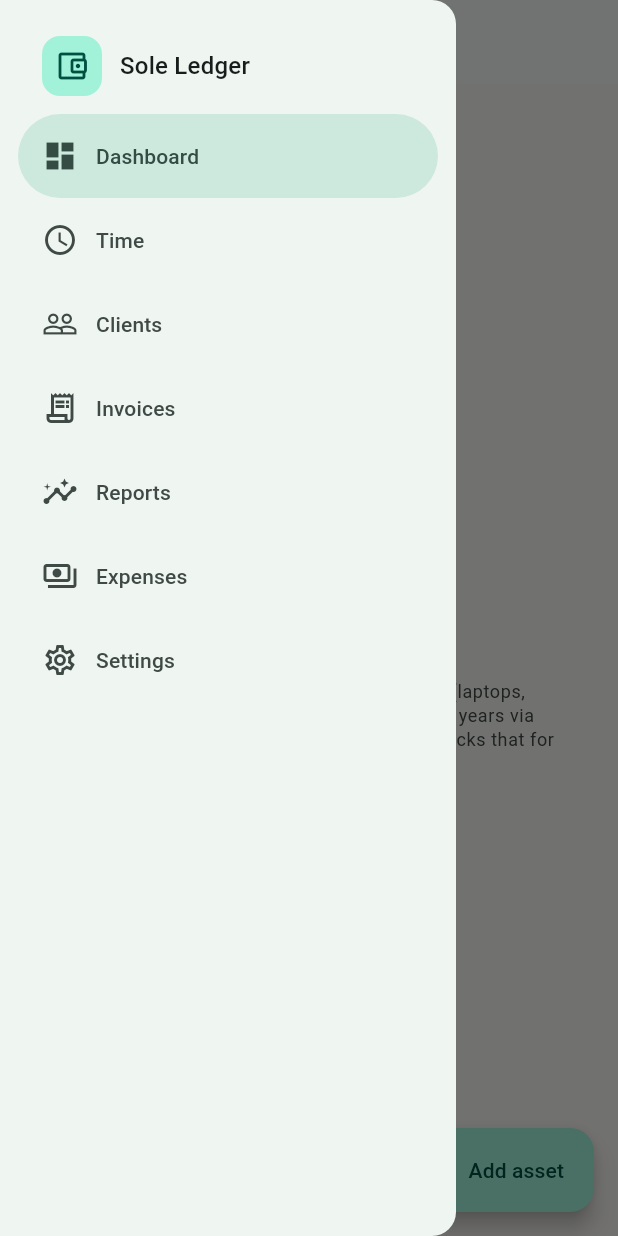
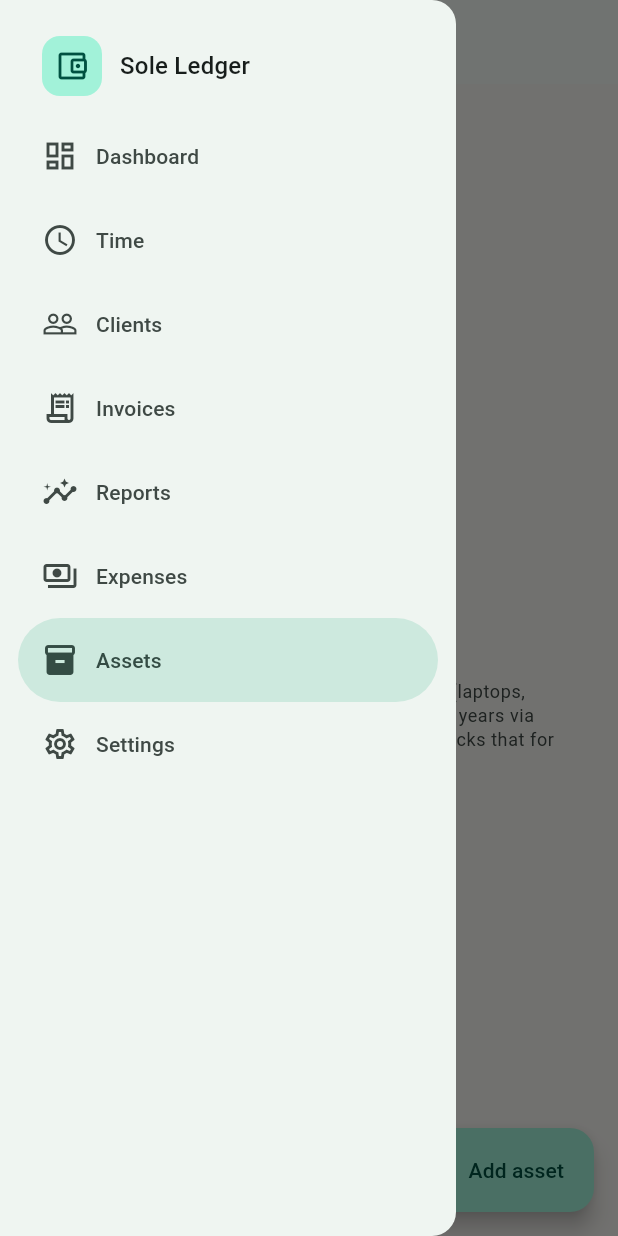
Before and after one commit to Faultless/sole_ledger, a Flutter app: the AssetsScreen screen opened by its route, with the side drawer open, on a phone screen of 412 x 824 dp. Run offline on Flutter 3.47's test engine with Material 3 defaults, Android fonts, the phone set to English and light mode, and no system bars; our stand-ins replace drift, drift_flutter, flutter_riverpod, go_router, image_picker, pdf and 2 more; missing offline and left inert: file_saver, file_selector, google_mlkit_text_recognition; accounts and stored records are empty; generated files the repository leaves out were written again; statements that could not run were skipped.

Commit message:
feat(ui): add Assets to the nav menu; shorten language pills to EN/NL/JA

```diff
--- a/lib/features/assets/assets_screen.dart
+++ b/lib/features/assets/assets_screen.dart
@@ -1,13 +1,13 @@
 import 'package:drift/drift.dart' show Value;
 import 'package:flutter/material.dart';
 import 'package:flutter_riverpod/flutter_riverpod.dart';
-import 'package:go_router/go_router.dart';
 
 import '../../core/money/currency.dart';
 import '../../core/money/money.dart';
 import '../../data/db/database.dart';
 import '../../data/providers.dart';
 import '../../domain/tax/depreciation.dart';
+import '../shell/app_shell.dart';
 
 /// Fixed-asset register (固定資産台帳): assets whose cost is deducted over time
 /// via depreciation, feeding the tax set-aside and annual report.
@@ -41,10 +41,7 @@ class AssetsScreen extends ConsumerWidget {
 
     return Scaffold(
       appBar: AppBar(
-        leading: IconButton(
-          icon: const Icon(Icons.arrow_back),
-          onPressed: () => context.go('/expenses'),
-        ),
+        leading: navLeading(context),
         title: const Text('Fixed assets'),
         bottom: byCur.isEmpty
             ? null
--- a/lib/features/reports/reports_screen.dart
+++ b/lib/features/reports/reports_screen.dart
@@ -214,7 +214,7 @@ class _ReportsScreenState extends ConsumerState<ReportsScreen> {
                             for (final lang in AppLanguage.values)
                               ButtonSegment(
                                   value: lang.code,
-                                  label: Text(lang.nativeName)),
+                                  label: Text(lang.code.toUpperCase())),
                           ],
                           selected: {_lang},
                           onSelectionChanged: (s) =>
--- a/lib/features/settings/settings_screen.dart
+++ b/lib/features/settings/settings_screen.dart
@@ -134,7 +134,8 @@ class _SettingsScreenState extends ConsumerState<SettingsScreen> {
                 child: SegmentedButton<AppLanguage>(
                   segments: [
                     for (final lang in AppLanguage.values)
-                      ButtonSegment(value: lang, label: Text(lang.nativeName)),
+                      ButtonSegment(
+                          value: lang, label: Text(lang.code.toUpperCase())),
                   ],
                   selected: {currentLang},
                   onSelectionChanged: (s) => _setLanguage(s.first),
--- a/lib/features/shell/app_shell.dart
+++ b/lib/features/shell/app_shell.dart
@@ -19,6 +19,7 @@ final navDestinations = <NavDestination>[
   NavDestination('/invoices', Icons.receipt_long_outlined, Icons.receipt_long, (l) => l.navInvoices),
   NavDestination('/reports', Icons.insights_outlined, Icons.insights, (l) => l.navReports),
   NavDestination('/expenses', Icons.payments_outlined, Icons.payments, (l) => l.navExpenses),
+  NavDestination('/assets', Icons.inventory_2_outlined, Icons.inventory_2, (l) => l.navAssets),
   NavDestination('/settings', Icons.settings_outlined, Icons.settings, (l) => l.navSettings),
 ];
 
--- a/lib/l10n/app_en.arb
+++ b/lib/l10n/app_en.arb
@@ -8,6 +8,7 @@
   "navInvoices": "Invoices",
   "navReports": "Reports",
   "navExpenses": "Expenses",
+  "navAssets": "Assets",
   "navSettings": "Settings",
 
   "expenseCategory": "Category",
--- a/lib/l10n/app_ja.arb
+++ b/lib/l10n/app_ja.arb
@@ -8,6 +8,7 @@
   "navInvoices": "請求書",
   "navReports": "レポート",
   "navExpenses": "経費",
+  "navAssets": "固定資産",
   "navSettings": "設定",
 
   "expenseCategory": "勘定科目",
--- a/lib/l10n/app_localizations.dart
+++ b/lib/l10n/app_localizations.dart
@@ -140,6 +140,12 @@ abstract class L10n {
   /// In en, this message translates to:
   /// **'Expenses'**
   String get navExpenses;
+
+  /// No description provided for @navAssets.
+  ///
+  /// In en, this message translates to:
+  /// **'Assets'**
+  String get navAssets;
 
   /// No description provided for @navSettings.
   ///
--- a/lib/l10n/app_localizations_en.dart
+++ b/lib/l10n/app_localizations_en.dart
@@ -28,6 +28,9 @@ class L10nEn extends L10n {
 
   @override
   String get navExpenses => 'Expenses';
+
+  @override
+  String get navAssets => 'Assets';
 
   @override
   String get navSettings => 'Settings';
--- a/lib/l10n/app_localizations_ja.dart
+++ b/lib/l10n/app_localizations_ja.dart
@@ -28,6 +28,9 @@ class L10nJa extends L10n {
 
   @override
   String get navExpenses => '経費';
+
+  @override
+  String get navAssets => '固定資産';
 
   @override
   String get navSettings => '設定';
--- a/lib/l10n/app_localizations_nl.dart
+++ b/lib/l10n/app_localizations_nl.dart
@@ -28,6 +28,9 @@ class L10nNl extends L10n {
 
   @override
   String get navExpenses => 'Kosten';
+
+  @override
+  String get navAssets => 'Activa';
 
   @override
   String get navSettings => 'Instellingen';
--- a/lib/l10n/app_nl.arb
+++ b/lib/l10n/app_nl.arb
@@ -8,6 +8,7 @@
   "navInvoices": "Facturen",
   "navReports": "Rapporten",
   "navExpenses": "Kosten",
+  "navAssets": "Activa",
   "navSettings": "Instellingen",
 
   "expenseCategory": "Categorie",
```
